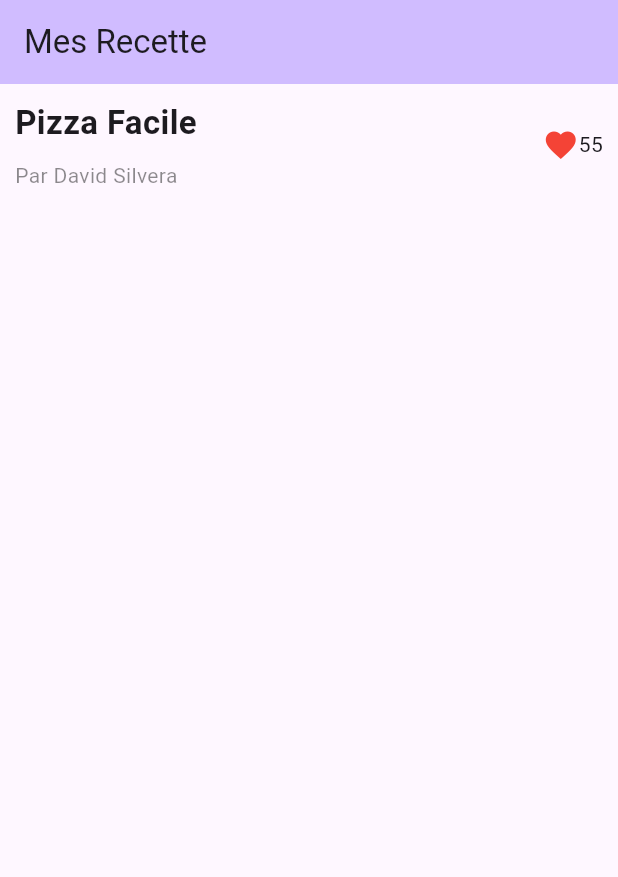
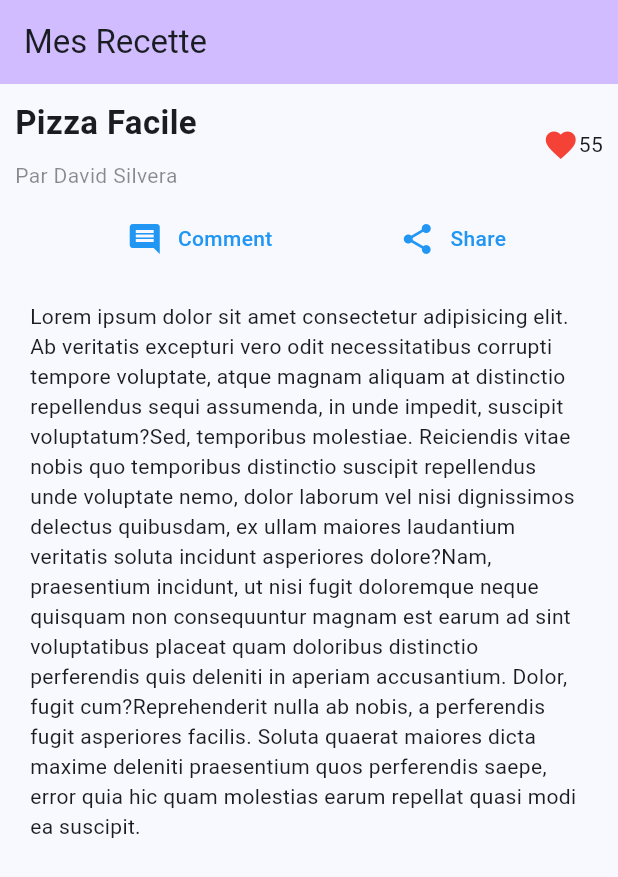
Before and after one commit to Simeon0477/brouillon_flutter, a Flutter app: the screen it shows after launch, on a phone screen of 412 x 824 dp. Shown: the top 877 px of the screen. Run offline on Flutter 3.47's test engine with Material 3 defaults, Android fonts, the phone set to English and light mode, and no system bars.

Commit message:
Ajout de comment et de share

```diff
--- a/lib/main.dart
+++ b/lib/main.dart
@@ -5,6 +5,9 @@ void main() {
 }
 
 class MyApp extends StatelessWidget {
+
+  @override
+  Widget build(BuildContext context) {
 
     Widget titleSection = Container(
       padding: const EdgeInsets.all(10),
@@ -34,12 +37,25 @@ class MyApp extends StatelessWidget {
       ),
     );
 
-  @override
-  Widget build(BuildContext context) {
+    Widget buttonSection = Row(
+      mainAxisAlignment: MainAxisAlignment.spaceEvenly,
+      children: [
+        _buildButtonColumn(Colors.blue, Icons.comment, "Comment"),
+        _buildButtonColumn(Colors.blue, Icons.share, "Share"),
+      ],
+    );
+
+    Widget descriptionSection = Container(
+      padding: const EdgeInsets.all(20),
+      child: Text("Lorem ipsum dolor sit amet consectetur adipisicing elit. Ab veritatis excepturi vero odit necessitatibus corrupti tempore voluptate, atque magnam aliquam at distinctio repellendus sequi assumenda, in unde impedit, suscipit voluptatum?Sed, temporibus molestiae. Reiciendis vitae nobis quo temporibus distinctio suscipit repellendus unde voluptate nemo, dolor laborum vel nisi dignissimos delectus quibusdam, ex ullam maiores laudantium veritatis soluta incidunt asperiores dolore?Nam, praesentium incidunt, ut nisi fugit doloremque neque quisquam non consequuntur magnam est earum ad sint voluptatibus placeat quam doloribus distinctio perferendis quis deleniti in aperiam accusantium. Dolor, fugit cum?Reprehenderit nulla ab nobis, a perferendis fugit asperiores facilis. Soluta quaerat maiores dicta maxime deleniti praesentium quos perferendis saepe, error quia hic quam molestias earum repellat quasi modi ea suscipit.",
+          softWrap: true),
+    );
+
+
     return MaterialApp(
       title: 'Flutter Demo',
       theme: ThemeData(
-        colorScheme: ColorScheme.fromSeed(seedColor: Colors.deepPurple),
+        colorScheme: ColorScheme.fromSeed(seedColor: Colors.blue),
         useMaterial3: true,
       ),
       home: Scaffold(
@@ -49,9 +65,28 @@ class MyApp extends StatelessWidget {
           ),
           body: Column(
             children: [
-              titleSection
+              titleSection,
+              buttonSection,
+              descriptionSection
             ],
           )
       ));
   }
 }
+
+Row _buildButtonColumn(Color color, IconData icon, String label) {
+  return Row(
+    mainAxisAlignment: MainAxisAlignment.center,
+    children: [
+      Container(
+        padding: const EdgeInsets.all(10),
+        child: Icon(icon, color: color),
+      ),
+      Text(label, style: TextStyle(
+        fontWeight: FontWeight.w500,
+        fontSize: 14,
+        color: color
+      ),)
+    ]
+  );
+}
```
Lines whose indentation alone changed are shown as unchanged.
